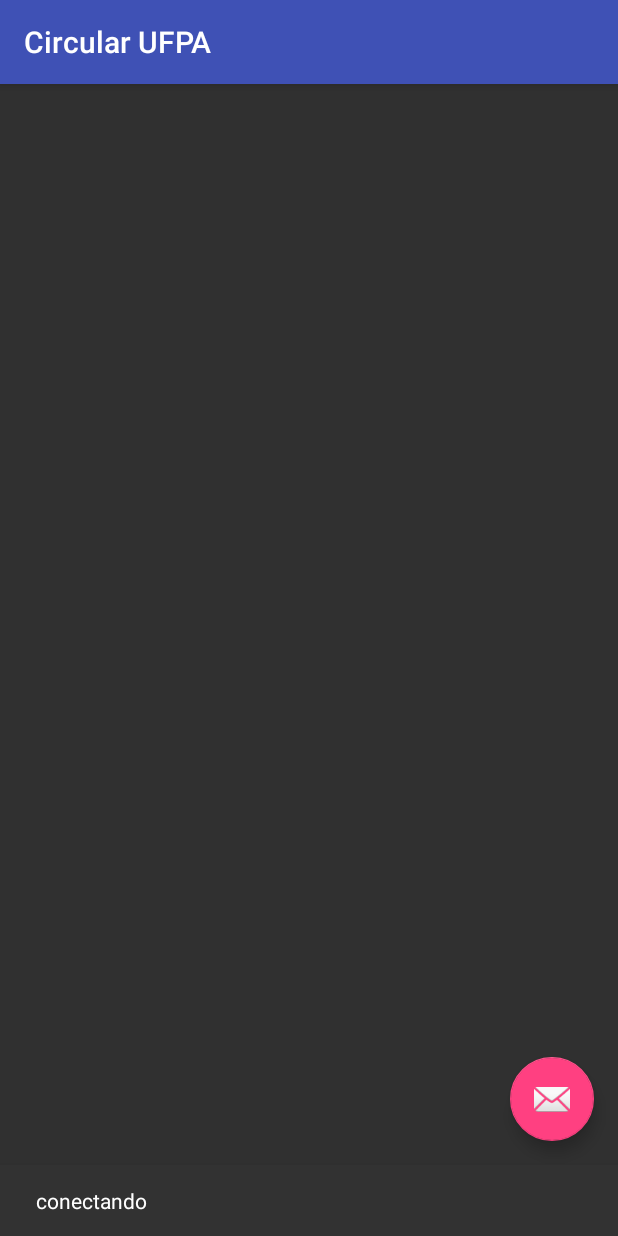
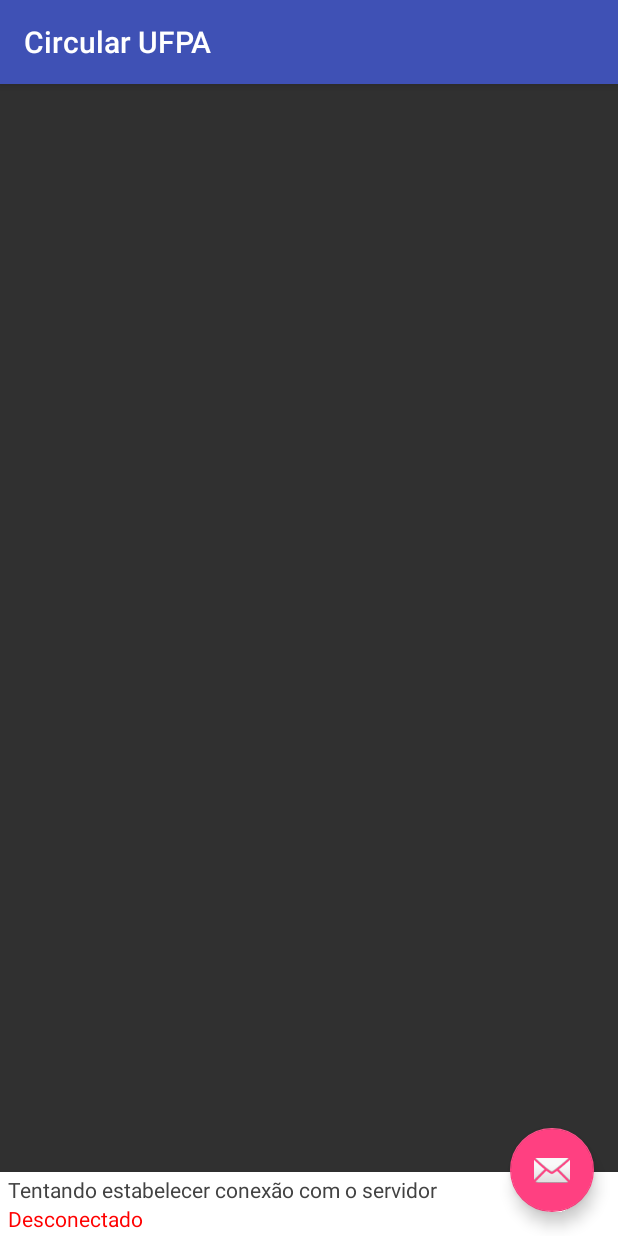
Before and after one commit to lasseufpa/circular, an Android app: the first screen one second after launch (MapsActivity), on a phone screen of 412 x 824 dp. Run offline under Robolectric (Android 15) with nearby library versions, the phone set to English and light mode, and no system bars; libraries missing offline, so code that uses them is left out: org.eclipse.paho; 8 statements that could not run were skipped.

Commit message:
adding a status bar

```diff
--- a/AndroidApp/app/src/main/java/org/lasseufpa/circular/MapsActivity.java
+++ b/AndroidApp/app/src/main/java/org/lasseufpa/circular/MapsActivity.java
@@ -8,9 +8,11 @@ import android.os.Bundle;
 import android.os.Message;
 import android.support.design.widget.FloatingActionButton;
 import android.support.design.widget.Snackbar;
+import android.support.v4.widget.TextViewCompat;
 import android.support.v7.app.AppCompatActivity;
 import android.support.v7.widget.Toolbar;
 import android.view.View;
+import android.widget.TextView;
 
 import com.google.android.gms.maps.CameraUpdateFactory;
 import com.google.android.gms.maps.GoogleMap;
@@ -35,6 +37,8 @@ public class MapsActivity extends AppCompatActivity implements OnMapReadyCallbac
     private ArrayList<Circular> circulares;
     private final int NCircularPoints = 439;
     private final int NStopPoints = 5;
+    private TextView status;
+    private TextView viewMessage;
 
     //handler para capturar mensagens
     private Handler handler = new Handler() {
@@ -44,7 +48,8 @@ public class MapsActivity extends AppCompatActivity implements OnMapReadyCallbac
             super.handleMessage(msg);
 
             if (msg.what == 1) {
-                PublishMessage(msg.getData().getString("message"));
+              //  PublishMessage(msg.getData().getString("message"));
+                viewMessage.setText(msg.getData().getString("message"));
             }
 
 
@@ -73,6 +78,8 @@ public class MapsActivity extends AppCompatActivity implements OnMapReadyCallbac
 
         Toolbar toolbar = (Toolbar) findViewById(R.id.toolbar);
         setSupportActionBar(toolbar);
+        status = (TextView) findViewById(R.id.status);
+        viewMessage = (TextView) findViewById(R.id.message);
 
         FloatingActionButton fab = (FloatingActionButton) findViewById(R.id.fab);
         fab.setOnClickListener(new View.OnClickListener() {
@@ -95,9 +102,8 @@ public class MapsActivity extends AppCompatActivity implements OnMapReadyCallbac
         a.start();
 
 
-        //mqttconnect
+        //mqttconnect - objeto para conexão com o MQTT em um thread separado
         mqttconnect = new MqttConnect(this.getApplicationContext(),handler);
-
         new Thread(new Runnable() {
             @Override
             public void run() {
@@ -173,7 +179,7 @@ public class MapsActivity extends AppCompatActivity implements OnMapReadyCallbac
 
 
     //traça a rota do Circular no mapa
-    public void traceRoute () {
+    private void traceRoute () {
 
         ArrayList<LatLng> pontos= new ArrayList<>();
 
@@ -199,10 +205,23 @@ public class MapsActivity extends AppCompatActivity implements OnMapReadyCallbac
     }
 
 
+    private void checkConectivity () {
+
+        if (mqttconnect.isconnected()) {
+            status.setText("Conectado");
+            status.setTextColor(Color.GREEN);
+        } else {
+            status.setText("Desconectado");
+            status.setTextColor(Color.RED);
+        }
+
+    }
 
 
 
-    public void updateCircularPosition(){
+
+
+    private void updateCircularPosition(){
         //int CurrentCircularPoint = updateCircular.CurrentCircularPoint;
 
         //arrray com marcadores de Circular
@@ -268,9 +287,13 @@ private class animacao extends Thread {
             runOnUiThread(new Runnable() {
                 @Override
                 public void run() {
+
                     updateCircularPosition();
+                    checkConectivity();
+
                 }
             });
+
 
         }
 
--- a/AndroidApp/app/src/main/java/org/lasseufpa/circular/MqttConnect.java
+++ b/AndroidApp/app/src/main/java/org/lasseufpa/circular/MqttConnect.java
@@ -46,11 +46,14 @@ public class MqttConnect  {
         this.handler = handler;
     }
 
+    public boolean isconnected () {
+        return mqttAndroidClient.isConnected();
+    }
+
     public void doConnect() {
 
-        publishMessage("conectando ao broker");
+        publishMessage("Tentando estabelecer conexão com o servidor");
         clientID = MqttClient.generateClientId();    //gera um código randomico que serve como identificação do cliente
-        publishMessage(clientID);
 
         try {
             //cria um objeto MQTTClient android entregando como parametro o endereço o servidor e o id do cliente
@@ -66,7 +69,7 @@ public class MqttConnect  {
                 //chamado quando há perda da conexão
                 @Override
                 public void connectionLost(Throwable cause) {
-                    publishMessage("Desconectado!");
+                    publishMessage("Conexão com o servidor perdida");
 
                 }
 
@@ -88,13 +91,12 @@ public class MqttConnect  {
             });
 
             IMqttToken token = mqttAndroidClient.connect(new MqttConnectOptions());            //realiza a conexão com o broker
-            publishMessage("conectando");
             token.setActionCallback(new IMqttActionListener() {
 
                 //chamado quando a conexão é estabelecida
                 @Override
                 public void onSuccess(IMqttToken asyncActionToken) {
-                    publishMessage("conectado ao servidor");
+                    publishMessage("conectado com sucesso ao servidor");
                     subscribeToTopic();
                 }
 
--- a/AndroidApp/app/src/main/res/layout/activity_maps.xml
+++ b/AndroidApp/app/src/main/res/layout/activity_maps.xml
@@ -24,5 +24,28 @@
     <LinearLayout
         android:layout_width="match_parent"
         android:layout_height="wrap_content"
-        android:orientation="horizontal"></LinearLayout>
+        android:orientation="vertical"
+        android:background="@android:color/background_light"
+        android:paddingLeft="5dp"
+        android:paddingRight="5dp"
+        android:paddingTop="2dp"
+        android:paddingBottom="2dp"
+        android:elevation="5dp">
+
+        <TextView
+            android:text="Mensagem"
+            android:layout_width="wrap_content"
+            android:layout_height="wrap_content"
+            android:id="@+id/message"
+            android:layout_weight="1"
+            android:textColor="?attr/colorBackgroundFloating" />
+
+        <TextView
+            android:text="Conectado"
+            android:layout_width="wrap_content"
+            android:layout_height="wrap_content"
+            android:id="@+id/status"
+            android:layout_weight="1"
+            android:textColor="?attr/colorButtonNormal" />
+    </LinearLayout>
 </LinearLayout>
```
